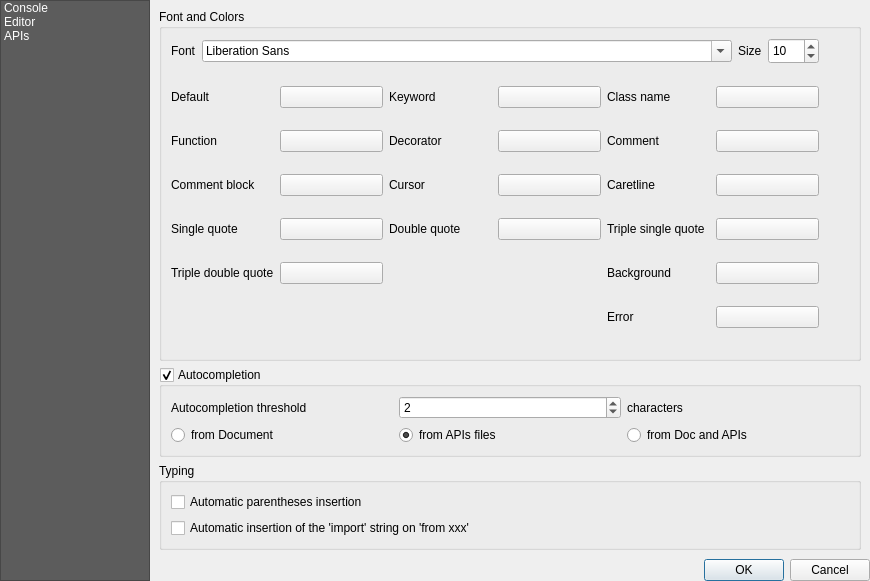
Before: the Qt Designer form python/console/console_settings.ui in qgis/QGIS, drawn with Qt 5.
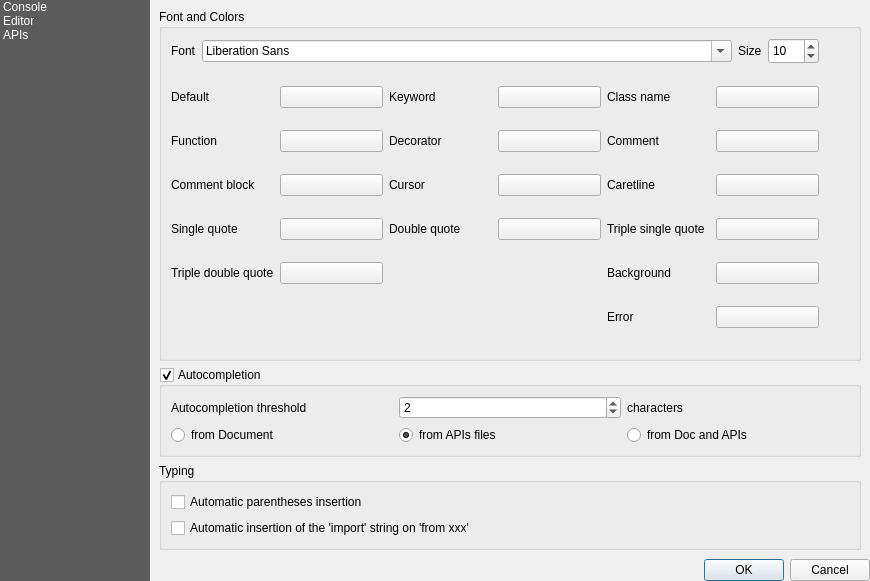
After: the same form once the commit is applied. Icons and pictures are not drawn. Custom widgets are drawn as their Qt base class.

Commit message: Fix python console settings icons

The edit to the form file:
```diff
--- a/python/console/console_settings.ui
+++ b/python/console/console_settings.ui
@@ -67,6 +67,9 @@
      <property name="styleSheet">
       <string notr="true">background: #5C5C5C; color: white;</string>
      </property>
+     <property name="frameShape">
+      <enum>QFrame::NoFrame</enum>
+     </property>
      <property name="horizontalScrollBarPolicy">
       <enum>Qt::ScrollBarAlwaysOff</enum>
      </property>
```
Left out of the diff: 12 changed lines with no effect on the pictures.
